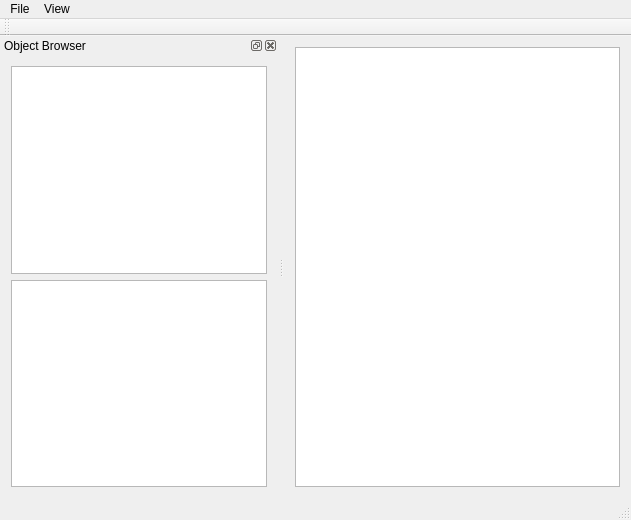
Above: mainwindow.ui from ArashMassoudieh/OpenHydroQual before the change. Below: the same form after it.
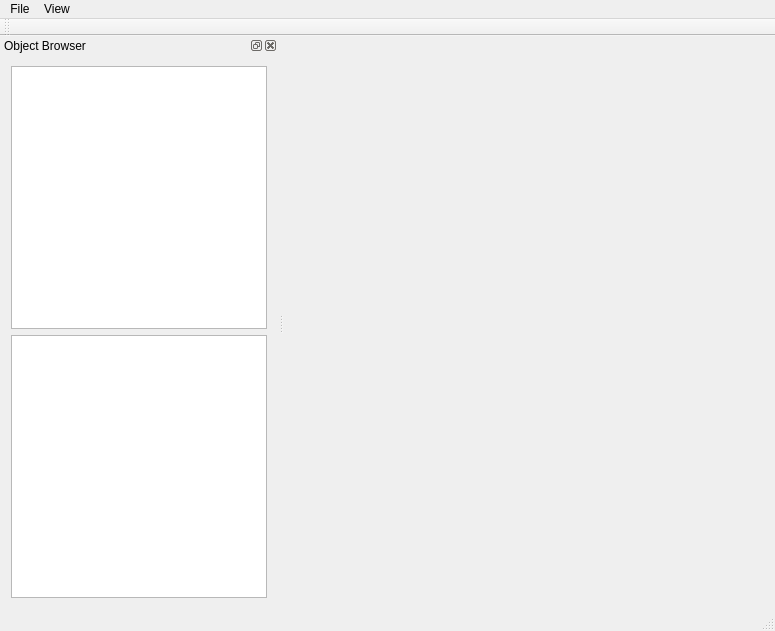
That is the form after the change.

```diff
--- a/mainwindow.ui
+++ b/mainwindow.ui
@@ -6,8 +6,8 @@
    <rect>
     <x>0</x>
     <y>0</y>
-    <width>631</width>
-    <height>520</height>
+    <width>775</width>
+    <height>631</height>
    </rect>
   </property>
   <property name="maximumSize">
@@ -20,18 +20,20 @@
    <string>MainWindow</string>
   </property>
   <widget class="QWidget" name="centralWidget">
-   <layout class="QHBoxLayout" name="horizontalLayout">
-    <item>
-     <widget class="QGraphicsView" name="graphicsView"/>
-    </item>
-   </layout>
+   <property name="sizePolicy">
+    <sizepolicy hsizetype="MinimumExpanding" vsizetype="Preferred">
+     <horstretch>0</horstretch>
+     <verstretch>0</verstretch>
+    </sizepolicy>
+   </property>
+   <layout class="QHBoxLayout" name="horizontalLayout"/>
   </widget>
   <widget class="QMenuBar" name="menuBar">
    <property name="geometry">
     <rect>
      <x>0</x>
      <y>0</y>
-     <width>631</width>
+     <width>775</width>
      <height>22</height>
     </rect>
    </property>
```
